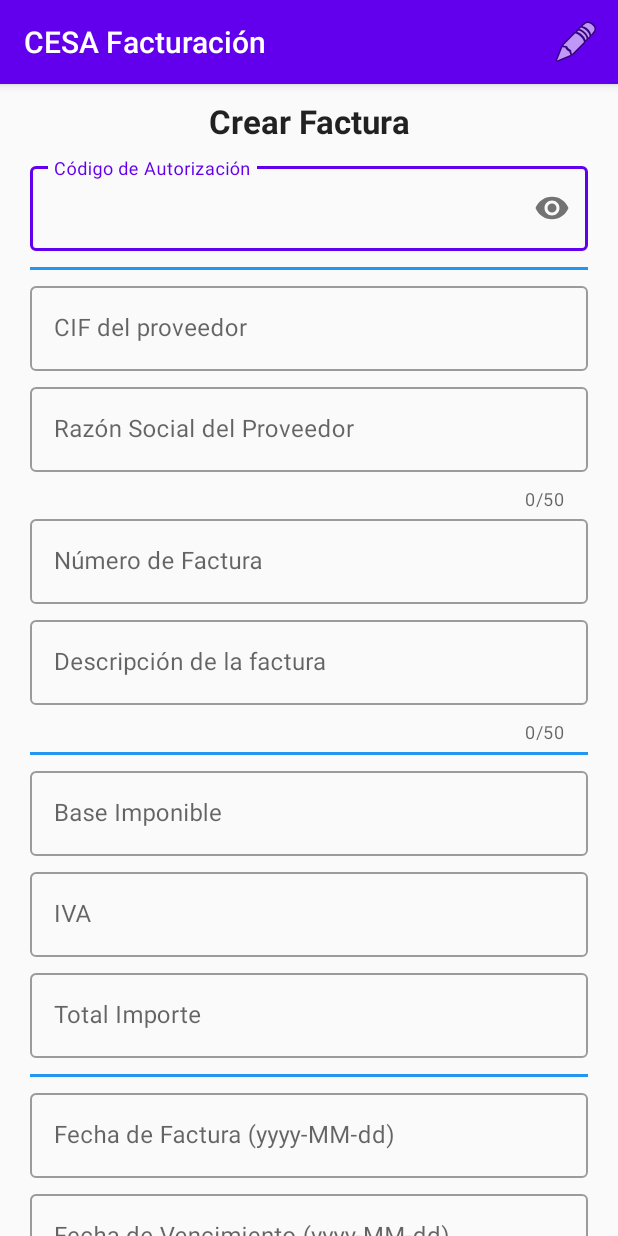
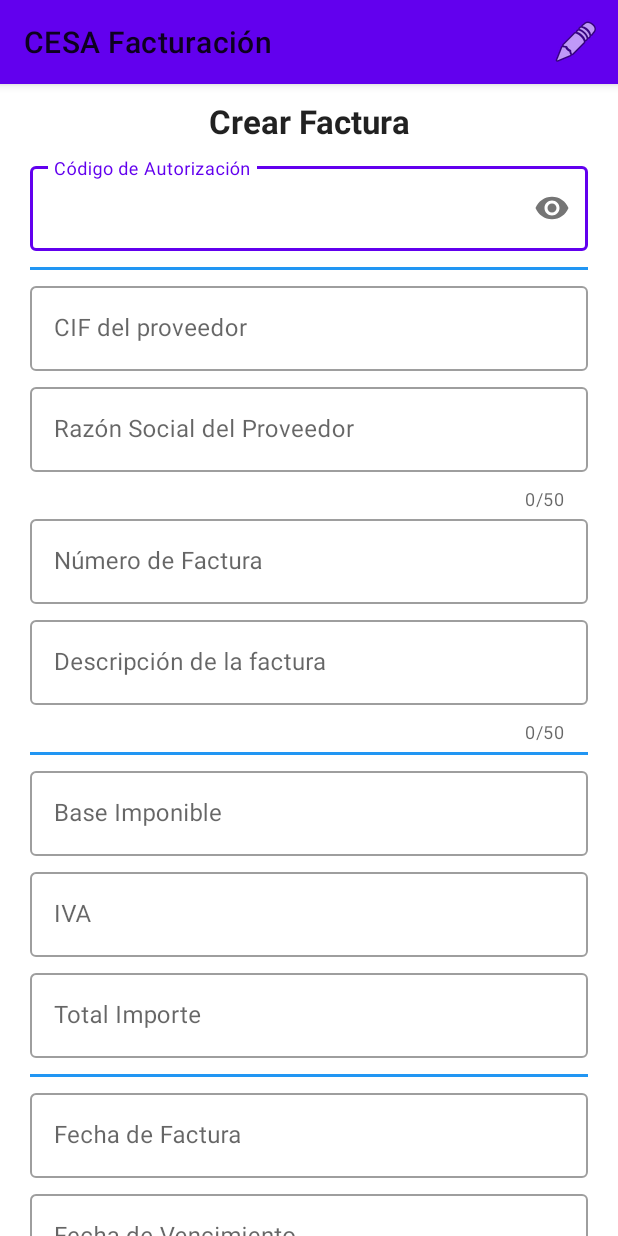
Before and after one commit to SamGuerrero/Actividad_Especifica, an Android app: the screen it shows after launch (MainActivity), on a phone screen of 412 x 824 dp. Run offline under Robolectric (Android 15) with nearby library versions, the phone set to English and light mode, and no system bars.

```diff
--- a/CESA App/app/build.gradle
+++ b/CESA App/app/build.gradle
@@ -32,6 +32,6 @@ dependencies {
     androidTestImplementation 'androidx.test.ext:junit:1.1.1'
     androidTestImplementation 'androidx.test.espresso:espresso-core:3.2.0'
 
-    implementation 'androidx.appcompat:appcompat:1.0.0'
-    implementation 'com.google.android.material:material:1.0.0'
+    implementation 'androidx.appcompat:appcompat:1.1.0'
+    implementation 'com.google.android.material:material:1.1.0'
 }
--- a/CESA App/app/src/main/AndroidManifest.xml
+++ b/CESA App/app/src/main/AndroidManifest.xml
@@ -8,7 +8,7 @@
         android:label="@string/app_name"
         android:roundIcon="@mipmap/ic_launcher_round"
         android:supportsRtl="true"
-        android:theme="@style/AppTheme">
+        android:theme="@style/Theme.MaterialComponents.Light">
         <activity android:name=".MainActivity">
             <intent-filter>
                 <action android:name="android.intent.action.MAIN" />
--- a/CESA App/app/src/main/res/drawable/borde_redondo.xml
+++ /dev/null
@@ -1,13 +0,0 @@
-<?xml version="1.0" encoding="utf-8"?>
-<shape xmlns:android="http://schemas.android.com/apk/res/android" android:shape="rectangle">
-    <solid android:color="#8C03A9F4"/>
-    <stroke android:width="3dp"
-        android:color="#2196F3"/>
-
-    <padding android:left="1dp"
-        android:top="1dp"
-        android:right="1dp"
-        android:bottom="1dp"/>
-
-    <corners android:radius="80px"/>
-</shape>
--- a/CESA App/app/src/main/res/layout/activity_main.xml
+++ b/CESA App/app/src/main/res/layout/activity_main.xml
@@ -193,8 +193,10 @@
                     android:layout_height="wrap_content"
                     android:layout_marginBottom="5dp"
                     android:hint="@string/fecha_de_factura"
+                    android:focusable="false"
+                    android:clickable="true"
                     android:inputType="date"
-                    android:singleLine="true"/>
+                    android:singleLine="true" />
             </com.google.android.material.textfield.TextInputLayout>
 
             <com.google.android.material.textfield.TextInputLayout
@@ -209,19 +211,22 @@
                     android:layout_height="wrap_content"
                     android:layout_marginBottom="5dp"
                     android:hint="@string/fecha_de_vencimiento"
+                    android:focusable="false"
+                    android:clickable="true"
                     android:inputType="date"
                     android:singleLine="true"/>
             </com.google.android.material.textfield.TextInputLayout>
 
             <Button
                 android:id="@+id/btEnviar"
+                style="@style/Widget.MaterialComponents.Button.OutlinedButton.Icon"
                 android:layout_width="match_parent"
                 android:layout_height="wrap_content"
                 android:layout_gravity="center_horizontal"
                 android:layout_marginTop="20dp"
-                android:background="@drawable/borde_redondo"
-                android:drawableBottom="@android:drawable/ic_dialog_email"
-                android:text="@string/enviar" />
+                android:text="@string/enviar"
+                app:icon="@android:drawable/ic_dialog_email"
+                app:iconGravity="textStart" />
 
         </LinearLayout>
     </ScrollView>
--- a/CESA App/app/src/main/res/values/strings.xml
+++ b/CESA App/app/src/main/res/values/strings.xml
@@ -11,8 +11,8 @@
     <string name="base">Base Imponible</string>
     <string name="iva">IVA</string>
     <string name="total_importe">Total Importe</string>
-    <string name="fecha_de_factura">Fecha de Factura (yyyy-MM-dd)</string>
-    <string name="fecha_de_vencimiento">Fecha de Vencimiento (yyyy-MM-dd)</string>
+    <string name="fecha_de_factura">Fecha de Factura</string>
+    <string name="fecha_de_vencimiento">Fecha de Vencimiento</string>
     <string name="enviar">Enviar</string>
 
     //Funcionamiento
```
Also changed, not shown: CESA App/app/src/main/java/com/example/cesa/MainActivity.java (+79 -5 lines).
